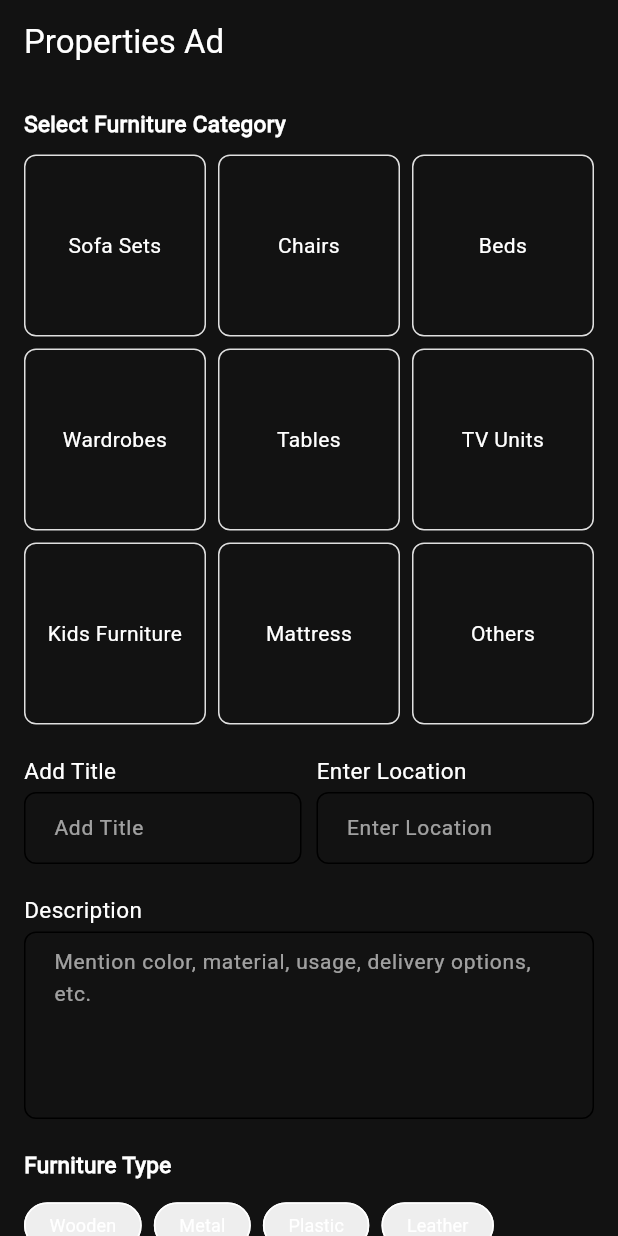
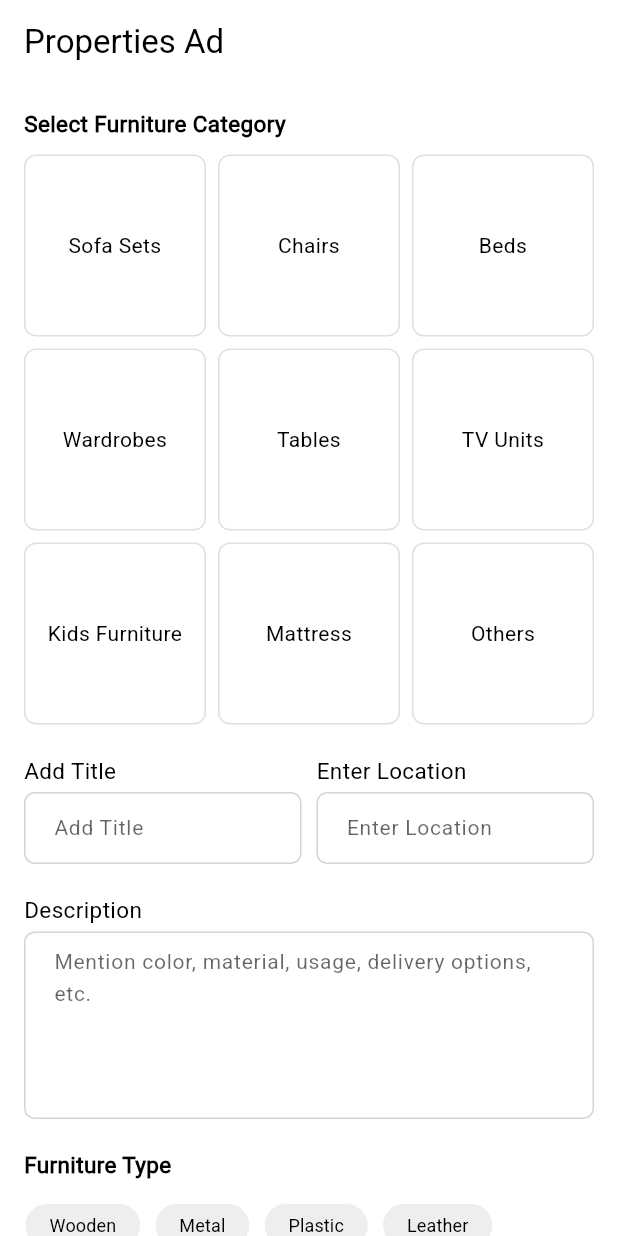
Before and after one commit to SaicharanGattu02/indiclassifieds, a Flutter app: the screen it shows after launch, on a phone screen of 412 x 824 dp. Run offline on Flutter 3.47's test engine with Material 3 defaults, Android fonts, the phone set to English and light mode, and no system bars; our stand-ins replace connectivity_plus, dio, equatable, flutter_bloc, flutter_secure_storage, go_router.

Commit message:
committed by varun at office 4-07-2025 4:25 PM

```diff
--- /dev/null
+++ b/lib/data/cubit/theme_cubit.dart
@@ -0,0 +1,11 @@
+import 'package:flutter_bloc/flutter_bloc.dart';
+
+enum AppThemeMode { system, light, dark }
+
+class ThemeCubit extends Cubit<AppThemeMode> {
+  ThemeCubit() : super(AppThemeMode.system);
+
+  void setLightTheme() => emit(AppThemeMode.light);
+  void setDarkTheme() => emit(AppThemeMode.dark);
+  void setSystemTheme() => emit(AppThemeMode.system);
+}
--- a/lib/main.dart
+++ b/lib/main.dart
@@ -1,10 +1,21 @@
 import 'package:flutter/material.dart';
+import 'package:flutter_bloc/flutter_bloc.dart';
+import 'package:indiclassifieds/state_injector.dart';
 import 'package:indiclassifieds/theme/AppTheme.dart';
 
 import 'app_routes/router.dart';
+import 'data/cubit/theme_cubit.dart';
 
 void main() {
-  runApp(const MyApp());
+  runApp(
+    MultiRepositoryProvider(
+      providers: StateInjector.repositoryProviders,
+      child: MultiBlocProvider(
+        providers: StateInjector.blocProviders,
+        child: MyApp(),
+      ),
+    ),
+  );
 }
 
 class MyApp extends StatefulWidget {
@@ -15,22 +26,32 @@ class MyApp extends StatefulWidget {
 }
 
 class _MyAppState extends State<MyApp> {
-  ThemeMode _themeMode = ThemeMode.dark;
-  void _changeTheme(ThemeMode mode) {
-    setState(() {
-      _themeMode = mode;
-    });
+  @override
+  Widget build(BuildContext context) {
+    return BlocBuilder<ThemeCubit, AppThemeMode>(
+      builder: (context, appThemeMode) {
+        ThemeMode themeMode;
+        switch (appThemeMode) {
+          case AppThemeMode.light:
+            themeMode = ThemeMode.light;
+            break;
+          case AppThemeMode.dark:
+            themeMode = ThemeMode.dark;
+            break;
+          case AppThemeMode.system:
+          default:
+            themeMode = ThemeMode.system;
         }
 
-  @override
-  Widget build(BuildContext context) {
         return MaterialApp.router(
           title: 'Flutter Theme Example',
           theme: AppTheme.getLightTheme(),
           darkTheme: AppTheme.getDarkTheme(),
-      themeMode: _themeMode,
+          themeMode: themeMode,
           debugShowCheckedModeBanner: false,
           routerConfig: appRouter,
         );
+      },
+    );
   }
 }
--- a/lib/presentation/views/PropertiesAdScreen.dart
+++ b/lib/presentation/views/PropertiesAdScreen.dart
@@ -1,6 +1,6 @@
 import 'package:flutter/material.dart';
-
 import '../../theme/AppTextStyles.dart';
+import '../../theme/ThemeHelper.dart';
 import '../../theme/app_colors.dart';
 
 class PropertiesAdScreen extends StatefulWidget {
@@ -9,16 +9,13 @@ class PropertiesAdScreen extends StatefulWidget {
   @override
   State<PropertiesAdScreen> createState() => _PropertiesAdScreenState();
 }
+
 class _PropertiesAdScreenState extends State<PropertiesAdScreen> {
-  final bool isDarkMode = true;
   @override
   Widget build(BuildContext context) {
-    final backgroundColor = isDarkMode
-        ? AppColors.darkBackground
-        : AppColors.lightBackground;
-    final textColor = isDarkMode ? AppColors.lightText : AppColors.darkText;
+    final backgroundColor = ThemeHelper.backgroundColor(context);
+    final textColor = ThemeHelper.textColor(context);
     return Scaffold(
-      backgroundColor: backgroundColor,
       appBar: AppBar(
         title: Text(
           'Properties Ad',
@@ -296,7 +293,10 @@ class _PropertiesAdScreenState extends State<PropertiesAdScreen> {
       children: items
           .map(
             (e) => Chip(
-              shape: RoundedRectangleBorder(borderRadius: BorderRadiusGeometry.all(Radius.circular(100)),side: BorderSide(color: Colors.white)),
+              shape: RoundedRectangleBorder(
+                borderRadius: BorderRadiusGeometry.all(Radius.circular(100)),
+                side: BorderSide(color: Colors.white),
+              ),
               label: Text(e, style: AppTextStyles.bodySmall(color)),
               backgroundColor: Colors.grey.shade200,
             ),
--- /dev/null
+++ b/lib/theme/ThemeHelper.dart
@@ -0,0 +1,26 @@
+import 'package:flutter/material.dart';
+import 'package:flutter_bloc/flutter_bloc.dart';
+
+import '../data/cubit/theme_cubit.dart';
+import 'app_colors.dart';
+
+class ThemeHelper {
+  static bool isDarkMode(BuildContext context) {
+    final themeMode = context.watch<ThemeCubit>().state;
+    final platformBrightness = MediaQuery.of(context).platformBrightness;
+
+    return switch (themeMode) {
+      AppThemeMode.dark => true,
+      AppThemeMode.light => false,
+      AppThemeMode.system => platformBrightness == Brightness.dark,
+    };
+  }
+
+  static Color backgroundColor(BuildContext context) {
+    return isDarkMode(context) ? AppColors.darkBackground : AppColors.lightBackground;
+  }
+
+  static Color textColor(BuildContext context) {
+    return isDarkMode(context) ? AppColors.lightText : AppColors.darkText;
+  }
+}
--- a/lib/theme/app_colors.dart
+++ b/lib/theme/app_colors.dart
@@ -8,5 +8,5 @@ class AppColors {
   static const lightText =Color(0xFFFFFFFF);
   static const darkText = Color(0xFF000000);
   static const lightBorder = Color(0xFFD1D5DB);
-  static const darkBorder = Color(0xFFD1D5DB);
+  static const darkBorder = Color(0xFF666666);
 }
--- a/lib/theme/dark_theme.dart
+++ b/lib/theme/dark_theme.dart
@@ -15,16 +15,29 @@ final ThemeData darkTheme = ThemeData(
   tabBarTheme: const TabBarThemeData(),
   inputDecorationTheme: InputDecorationTheme(
     filled: true,
+    fillColor: Colors.black,
+    labelStyle: AppTextStyles.titleMedium(Colors.black.withOpacity(0.25)),
+    hintStyle: AppTextStyles.titleMedium(Colors.black.withOpacity(0.25)),
     contentPadding: EdgeInsets.symmetric(horizontal: 16, vertical: 14),
     border: OutlineInputBorder(
-      borderRadius: BorderRadius.circular(8),
-      borderSide: BorderSide.none,
+      borderRadius: BorderRadius.circular(7),
+      borderSide: BorderSide(color: AppColors.darkBorder),
     ),
-    enabledBorder: OutlineInputBorder(borderRadius: BorderRadius.circular(8)),
-    focusedBorder: OutlineInputBorder(borderRadius: BorderRadius.circular(8)),
-    errorBorder: OutlineInputBorder(borderRadius: BorderRadius.circular(8)),
+    enabledBorder: OutlineInputBorder(
+      borderRadius: BorderRadius.circular(7),
+      borderSide: BorderSide(color: AppColors.darkBorder),
+    ),
+    focusedBorder: OutlineInputBorder(
+      borderRadius: BorderRadius.circular(7),
+      borderSide: BorderSide(color: AppColors.darkBorder),
+    ),
+    errorBorder: OutlineInputBorder(
+      borderRadius: BorderRadius.circular(7),
+      borderSide: BorderSide(color: AppColors.darkBorder),
+    ),
     focusedErrorBorder: OutlineInputBorder(
-      borderRadius: BorderRadius.circular(8),
+      borderRadius: BorderRadius.circular(7),
+      borderSide: BorderSide(color: AppColors.darkBorder),
     ),
     errorStyle: TextStyle(
       fontWeight: FontWeight.w400,
```
Also changed, not shown: lib/data/bloc/internet_status/internet_status_bloc.dart (added, +66 -0 lines), lib/data/bloc/internet_status/internet_status_event.dart (added, +12 -0 lines), lib/data/bloc/internet_status/internet_status_state.dart (added, +27 -0 lines), lib/data/remote_data_source.dart (added, +38 -0 lines), lib/state_injector.dart (added, +17 -0 lines). Lines whose indentation alone changed are shown as unchanged.
